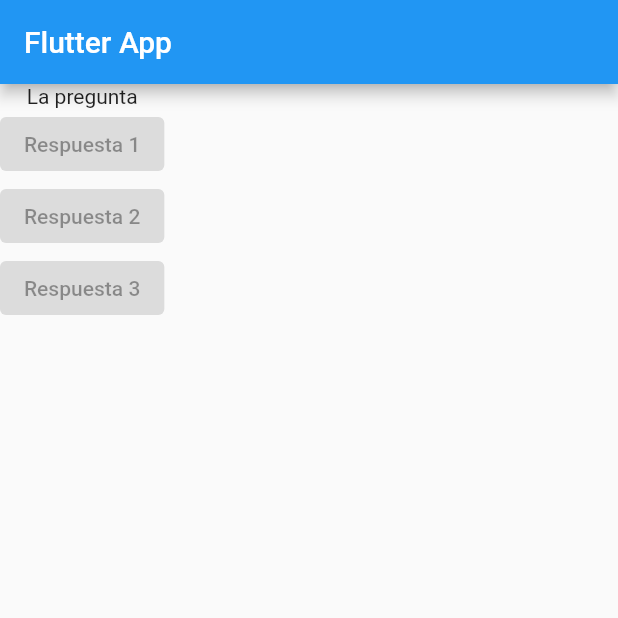
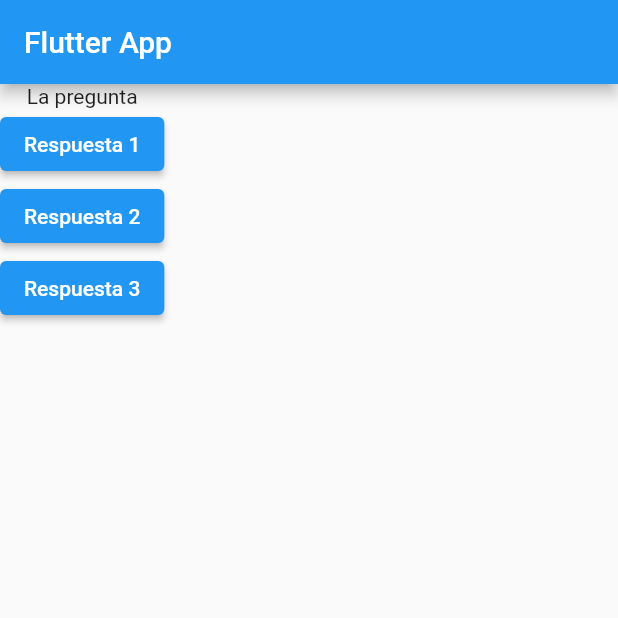
Before and after one commit to ginsenghung/flutter_apps_maximilian, a Flutter app: the screen it shows after launch, on a phone screen of 412 x 824 dp, the top half of it. Run offline on Flutter 3.47's test engine with Material 2 defaults, Android fonts, the phone set to English and light mode, and no system bars; missing offline and left inert: fluent_ui, flutter_acrylic, system_theme, window_manager.

Commit message:
connecting functions and buttons

```diff
--- a/lib/main.dart
+++ b/lib/main.dart
@@ -42,6 +42,10 @@
   Widget build(BuildContext context) {
     int index = 0;
 
+    void answerQuestion() {
+      print('Respondiste');
+    }
+
     return Platform.isWindows
         ? fluent_ui.FluentApp(
             title: 'Flutter App',
@@ -53,19 +57,19 @@
                 index: index,
                 children: [
                   Column(
-                    children: const [
-                      Text('La pregunta'),
+                    children: [
+                      const Text('La pregunta'),
                       ElevatedButton(
-                        child: Text('Respuesta 1'),
-                        onPressed: null,
+                        child: const Text('Respuesta 1'),
+                        onPressed: answerQuestion,
                       ),
                       ElevatedButton(
-                        child: Text('Respuesta 2'),
-                        onPressed: null,
+                        child: const Text('Respuesta 2'),
+                        onPressed: answerQuestion,
                       ),
                       ElevatedButton(
-                        child: Text('Respuesta 3'),
-                        onPressed: null,
+                        child: const Text('Respuesta 3'),
+                        onPressed: answerQuestion,
                       ),
                     ],
                   )
@@ -77,19 +81,19 @@
             home: Scaffold(
               appBar: AppBar(title: const Text('Flutter App')),
               body: Column(
-                children: const [
-                  Text('La pregunta'),
+                children: [
+                  const Text('La pregunta'),
                   ElevatedButton(
-                    child: Text('Respuesta 1'),
-                    onPressed: null,
+                    child: const Text('Respuesta 1'),
+                    onPressed: answerQuestion,
                   ),
                   ElevatedButton(
-                    child: Text('Respuesta 2'),
-                    onPressed: null,
+                    child: const Text('Respuesta 2'),
+                    onPressed: answerQuestion,
                   ),
                   ElevatedButton(
-                    child: Text('Respuesta 3'),
-                    onPressed: null,
+                    child: const Text('Respuesta 3'),
+                    onPressed: answerQuestion,
                   ),
                 ],
               ),
```
